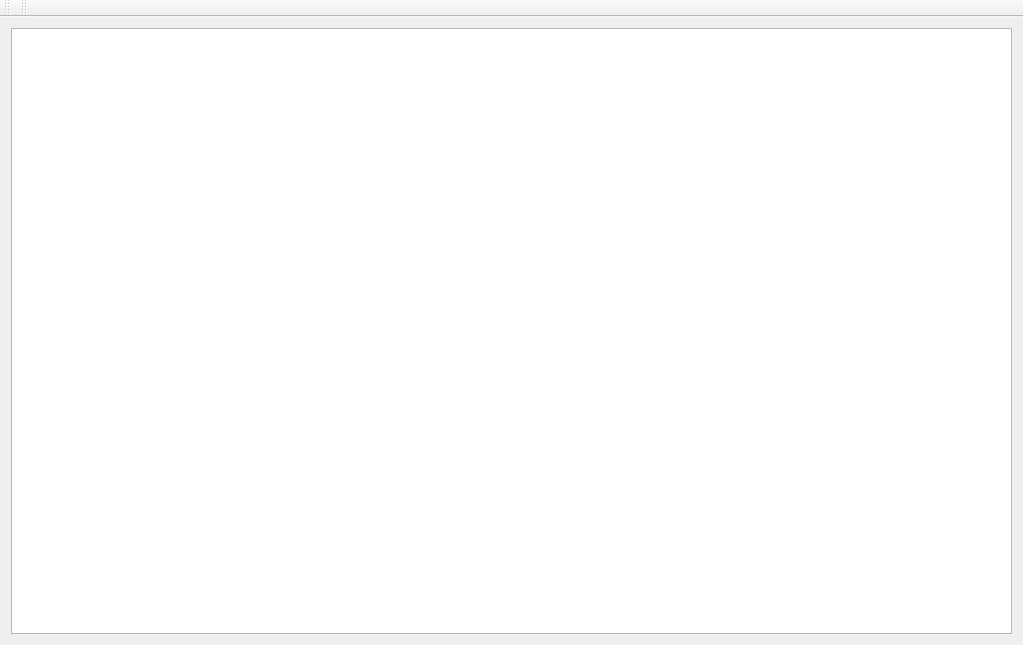
First picture: the form in mainwindow.ui, repository FyodorovAleksej/BoxGame, before the edit.
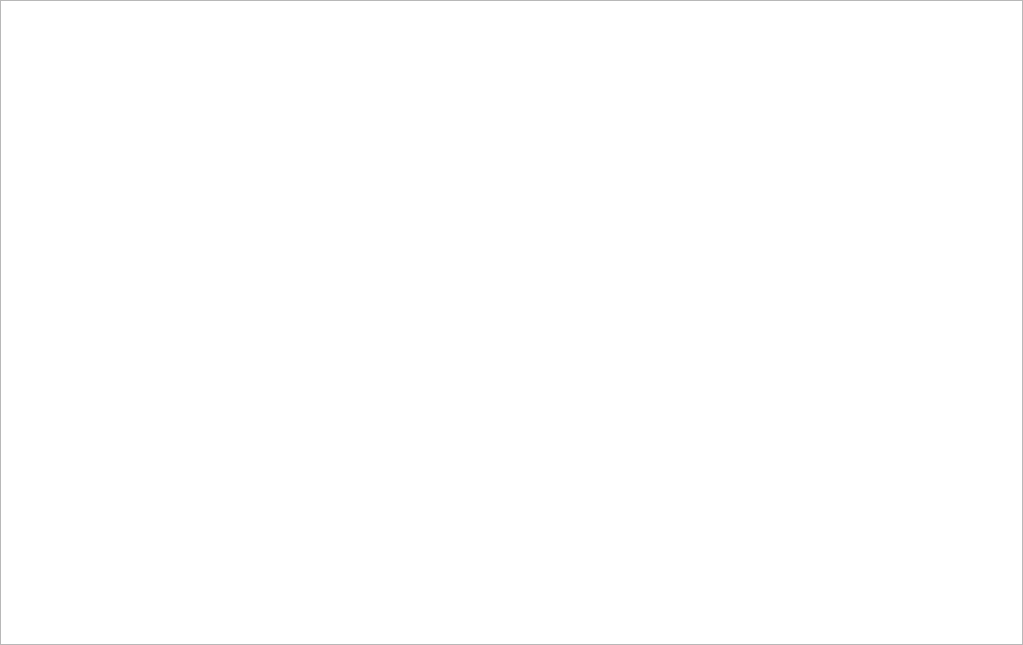
Second picture: the form after the edit.

Patch:
```diff
--- a/mainwindow.ui
+++ b/mainwindow.ui
@@ -24,40 +24,30 @@
     </size>
    </property>
    <layout class="QHBoxLayout" name="horizontalLayout">
+    <property name="leftMargin">
+     <number>0</number>
+    </property>
+    <property name="topMargin">
+     <number>0</number>
+    </property>
+    <property name="rightMargin">
+     <number>0</number>
+    </property>
+    <property name="bottomMargin">
+     <number>0</number>
+    </property>
     <item>
-     <widget class="QGraphicsView" name="graphicsView"/>
+     <widget class="QGraphicsView" name="graphicsView">
+      <property name="verticalScrollBarPolicy">
+       <enum>Qt::ScrollBarAlwaysOff</enum>
+      </property>
+      <property name="horizontalScrollBarPolicy">
+       <enum>Qt::ScrollBarAlwaysOff</enum>
+      </property>
+     </widget>
     </item>
    </layout>
   </widget>
-  <widget class="QMenuBar" name="menuBar">
-   <property name="geometry">
-    <rect>
-     <x>0</x>
-     <y>0</y>
-     <width>1023</width>
-     <height>20</height>
-    </rect>
-   </property>
-  </widget>
-  <widget class="QToolBar" name="mainToolBar">
-   <attribute name="toolBarArea">
-    <enum>TopToolBarArea</enum>
-   </attribute>
-   <attribute name="toolBarBreak">
-    <bool>false</bool>
-   </attribute>
-  </widget>
-  <widget class="QToolBar" name="toolBar">
-   <property name="windowTitle">
-    <string>toolBar</string>
-   </property>
-   <attribute name="toolBarArea">
-    <enum>TopToolBarArea</enum>
-   </attribute>
-   <attribute name="toolBarBreak">
-    <bool>false</bool>
-   </attribute>
-  </widget>
  </widget>
  <layoutdefault spacing="6" margin="11"/>
  <resources/>
```
